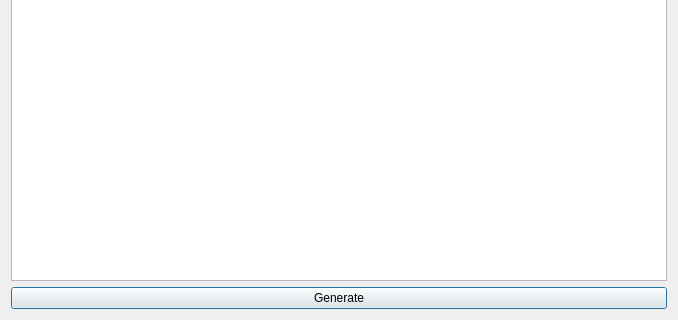
Before: the Qt Designer form hub/forms/DlgGenerateSshKey.ui in subutai-io/control-center, drawn with Qt 5; both pictures show x 0 to 678 and y 159 to 479 of the 678 by 479 pixel window.
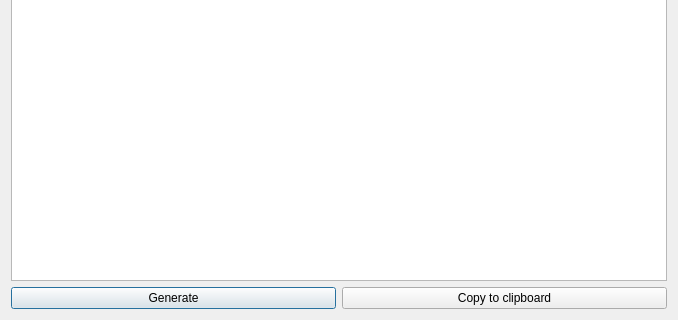
After: the same form once the commit is applied.

Commit message: Added clipboard supporting

```diff
--- a/hub/forms/DlgGenerateSshKey.ui
+++ b/hub/forms/DlgGenerateSshKey.ui
@@ -16,7 +16,7 @@
   <layout class="QVBoxLayout" name="verticalLayout">
    <item>
     <layout class="QGridLayout" name="gridLayout">
-     <item row="0" column="0">
+     <item row="0" column="0" colspan="2">
       <widget class="QLabel" name="lbl_description">
        <property name="text">
         <string>Here you can see ssh key. Copy it to clipboard and then go to SS console. There you need to go to environments section. Click Environments. link on the left, At the bottom of the page you will see the list of environments. Click Add link below SSH key column to add the key to all environment containers.</string>
@@ -29,7 +29,7 @@
        </property>
       </widget>
      </item>
-     <item row="1" column="0">
+     <item row="1" column="0" colspan="2">
       <widget class="QTextEdit" name="te_ssh_key">
        <property name="readOnly">
         <bool>true</bool>
@@ -43,6 +43,13 @@
        </property>
       </widget>
      </item>
+     <item row="2" column="1">
+      <widget class="QPushButton" name="btn_copy_to_clipboard">
+       <property name="text">
+        <string>Copy to clipboard</string>
+       </property>
+      </widget>
+     </item>
     </layout>
    </item>
   </layout>
```
The commit also changes 3 other files.
